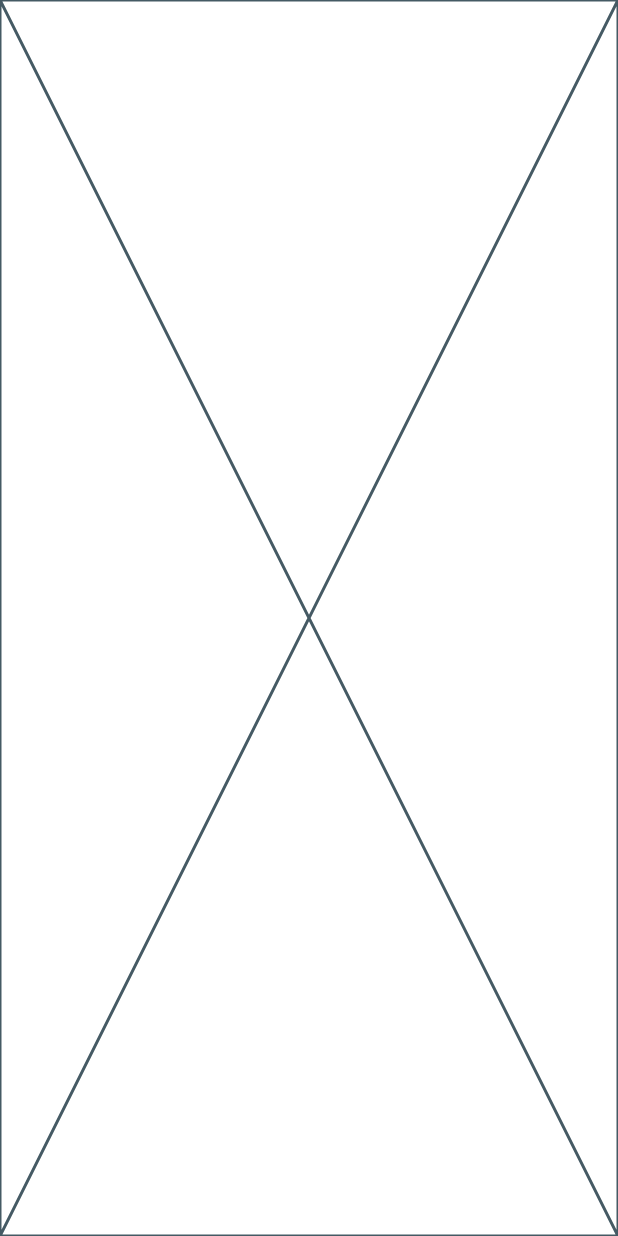
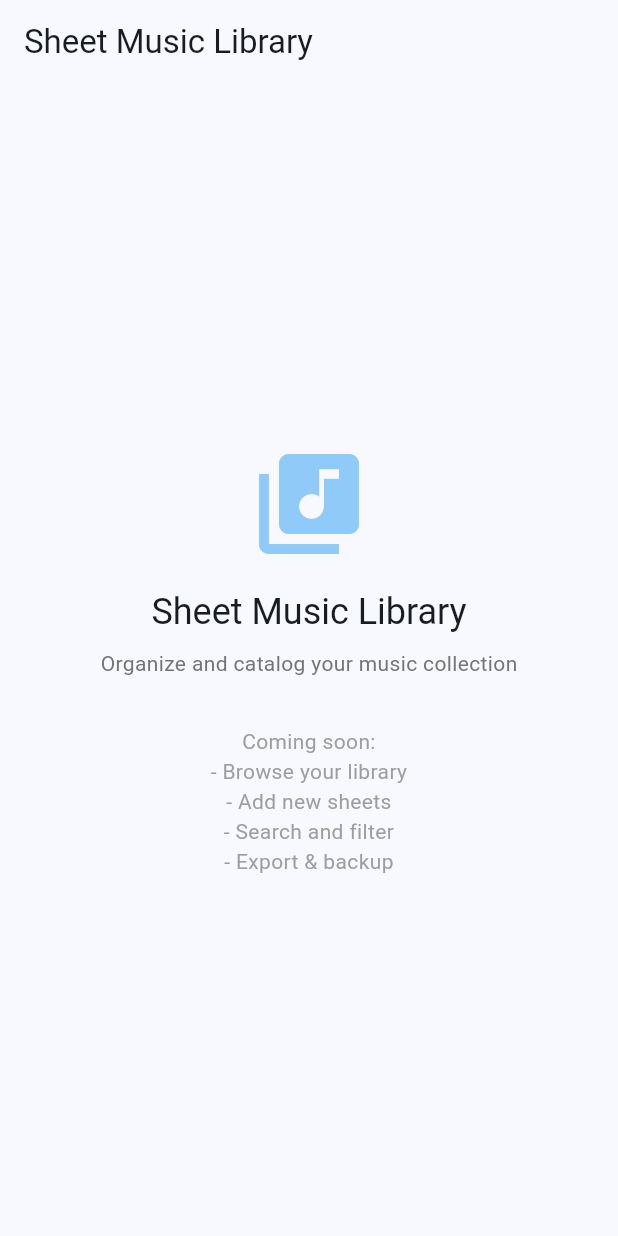
Before and after one commit to tomatitito/sheet-scanner, a Flutter app: the screen it shows after launch, on a phone screen of 412 x 824 dp. Run offline on Flutter 3.47's test engine with Material 3 defaults, Android fonts, the phone set to English and light mode, and no system bars; our stand-ins replace drift, freezed_annotation, get_it, go_router; accounts and stored records are empty; generated files the repository leaves out were written again.

```diff
--- /dev/null
+++ b/lib/core/router/app_router.dart
@@ -0,0 +1,24 @@
+import 'package:flutter/material.dart';
+import 'package:go_router/go_router.dart';
+import 'package:sheet_scanner/features/sheet_music/presentation/pages/home_page.dart';
+
+/// GoRouter configuration for the application.
+/// Defines all routes and navigation paths.
+final appRouter = GoRouter(
+  initialLocation: '/',
+  errorPageBuilder: (context, state) => MaterialPage(
+    child: Scaffold(
+      appBar: AppBar(title: const Text('Error')),
+      body: Center(
+        child: Text(state.error?.toString() ?? 'Unknown error'),
+      ),
+    ),
+  ),
+  routes: [
+    GoRoute(
+      path: '/',
+      name: 'home',
+      builder: (context, state) => const HomePage(),
+    ),
+  ],
+);
--- /dev/null
+++ b/lib/features/sheet_music/presentation/pages/home_page.dart
@@ -0,0 +1,45 @@
+import 'package:flutter/material.dart';
+
+class HomePage extends StatelessWidget {
+  const HomePage({super.key});
+
+  @override
+  Widget build(BuildContext context) {
+    return Scaffold(
+      appBar: AppBar(
+        title: const Text('Sheet Music Library'),
+        elevation: 0,
+      ),
+      body: Center(
+        child: Column(
+          mainAxisAlignment: MainAxisAlignment.center,
+          children: [
+            Icon(
+              Icons.library_music,
+              size: 80,
+              color: Colors.blue.shade200,
+            ),
+            const SizedBox(height: 16),
+            Text(
+              'Sheet Music Library',
+              style: Theme.of(context).textTheme.headlineSmall,
+            ),
+            const SizedBox(height: 8),
+            Text(
+              'Organize and catalog your music collection',
+              style: Theme.of(context).textTheme.bodyMedium?.copyWith(
+                    color: Colors.grey[600],
+                  ),
+            ),
+            const SizedBox(height: 32),
+            const Text(
+              'Coming soon:\n- Browse your library\n- Add new sheets\n- Search and filter\n- Export & backup',
+              textAlign: TextAlign.center,
+              style: TextStyle(color: Colors.grey),
+            ),
+          ],
+        ),
+      ),
+    );
+  }
+}
--- a/lib/main.dart
+++ b/lib/main.dart
@@ -1,123 +1,36 @@
 import 'package:flutter/material.dart';
-import 'package:go_router/go_router.dart';
-import 'package:logging/logging.dart';
-import 'core/di/injection.dart';
-
-final _logger = Logger('SheetScanner');
+import 'package:sheet_scanner/core/di/injection.dart';
+import 'package:sheet_scanner/core/router/app_router.dart';
 
 void main() async {
   WidgetsFlutterBinding.ensureInitialized();
-
-  // Setup logging
-  Logger.root.level = Level.ALL;
-  Logger.root.onRecord.listen((record) {
-    // ignore: avoid_print
-    print('${record.level.name}: ${record.loggerName} - ${record.message}');
-  });
-
-  setupInjection();
-  _logger.info('App initialized');
-  runApp(const SheetScannerApp());
+  await setupInjection();
+  runApp(const MainApp());
 }
 
-class SheetScannerApp extends StatelessWidget {
-  const SheetScannerApp({super.key});
+class MainApp extends StatelessWidget {
+  const MainApp({super.key});
 
   @override
   Widget build(BuildContext context) {
     return MaterialApp.router(
-      title: 'Sheet Scanner',
+      title: 'Sheet Music Library',
       theme: ThemeData(
         colorScheme: ColorScheme.fromSeed(
-          seedColor: const Color(0xFF6B5B45), // Warm brown for sheet music
+          seedColor: Colors.blue,
           brightness: Brightness.light,
         ),
         useMaterial3: true,
       ),
       darkTheme: ThemeData(
         colorScheme: ColorScheme.fromSeed(
-          seedColor: const Color(0xFF6B5B45),
+          seedColor: Colors.blue,
           brightness: Brightness.dark,
         ),
         useMaterial3: true,
       ),
-      routerConfig: _getRouter(),
-      debugShowCheckedModeBanner: false,
-    );
-  }
-
-  GoRouter _getRouter() {
-    return GoRouter(
-      initialLocation: '/',
-      routes: [
-        GoRoute(
-          path: '/',
-          builder: (context, state) => const HomeScreen(),
-          routes: [
-            GoRoute(
-              path: 'scan',
-              builder: (context, state) => const ScanScreen(),
-            ),
-            GoRoute(
-              path: 'browse',
-              builder: (context, state) => const BrowseScreen(),
-            ),
-            GoRoute(
-              path: 'search',
-              builder: (context, state) => const SearchScreen(),
-            ),
-            GoRoute(
-              path: 'detail/:id',
-              builder: (context, state) {
-                final id = state.pathParameters['id']!;
-                return DetailScreen(id: id);
-              },
-            ),
-            GoRoute(
-              path: 'settings',
-              builder: (context, state) => const SettingsScreen(),
-            ),
-          ],
-        ),
-      ],
+      themeMode: ThemeMode.system,
+      routerConfig: appRouter,
     );
   }
 }
-
-// Placeholder screens - to be implemented by frontend agent
-class HomeScreen extends StatelessWidget {
-  const HomeScreen({super.key});
-  @override
-  Widget build(BuildContext context) => const Placeholder();
-}
-
-class ScanScreen extends StatelessWidget {
-  const ScanScreen({super.key});
-  @override
-  Widget build(BuildContext context) => const Placeholder();
-}
-
-class BrowseScreen extends StatelessWidget {
-  const BrowseScreen({super.key});
-  @override
-  Widget build(BuildContext context) => const Placeholder();
-}
-
-class SearchScreen extends StatelessWidget {
-  const SearchScreen({super.key});
-  @override
-  Widget build(BuildContext context) => const Placeholder();
-}
-
-class DetailScreen extends StatelessWidget {
-  final String id;
-  const DetailScreen({required this.id, super.key});
-  @override
-  Widget build(BuildContext context) => const Placeholder();
-}
-
-class SettingsScreen extends StatelessWidget {
-  const SettingsScreen({super.key});
-  @override
-  Widget build(BuildContext context) => const Placeholder();
-}
```
Also changed, not shown: lib/core/database/database.dart (+18 -55 lines), lib/core/di/injection.dart (+8 -51 lines), lib/core/database/database.g.dart, 1 other file.
